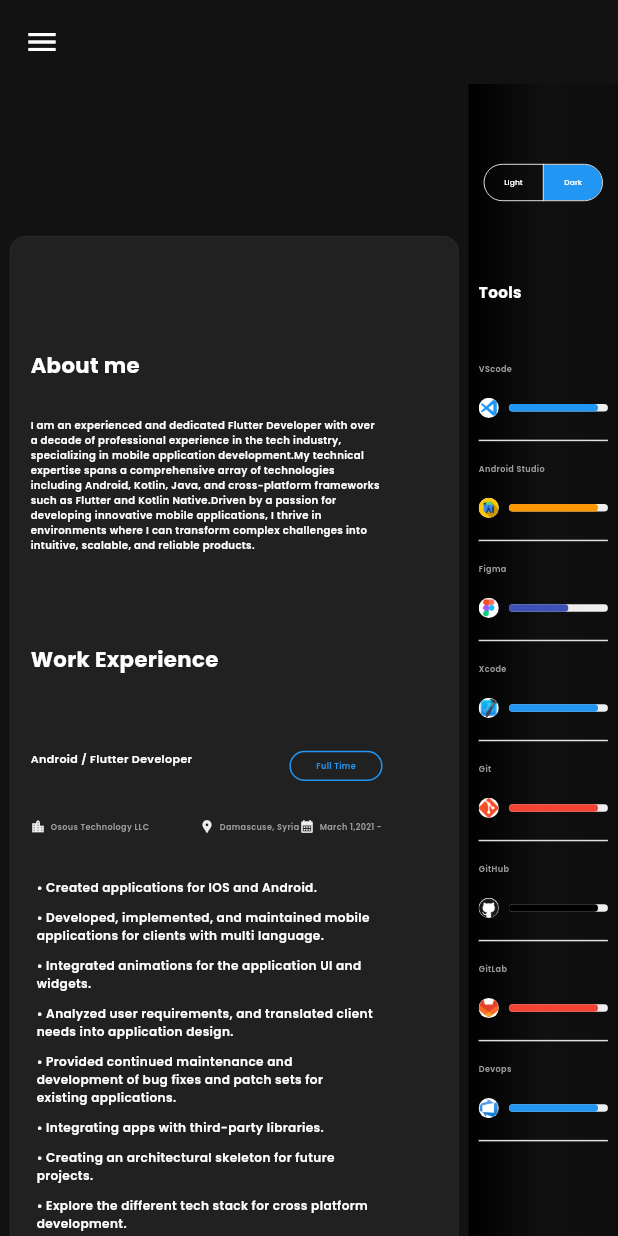
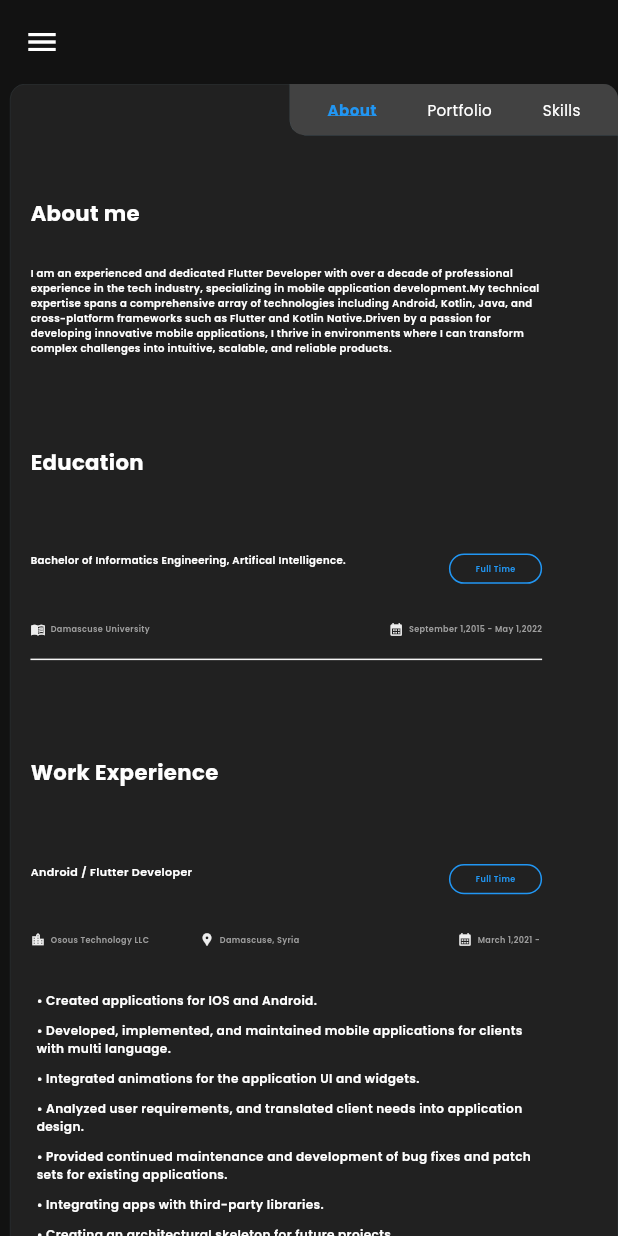
Before and after one commit to AliDeeb/my-portfolio, a Flutter app: the screen it shows after launch, on a phone screen of 412 x 824 dp. Run offline on Flutter 3.47's test engine with Material 3 defaults, Android fonts, the light colour scheme and no system bars; drawn by our look-alikes of flutter_animation_progress_bar; our stand-ins replace flutter_screenutil, google_fonts.

Commit message:
added tabs.

```diff
--- /dev/null
+++ b/lib/core/constants/tabs_enum.dart
@@ -0,0 +1,8 @@
+enum TabsEnum {
+  about("About"),
+  portfolio("Portfolio"),
+  skills("Skills");
+
+  final String value;
+  const TabsEnum(this.value);
+}
--- /dev/null
+++ b/lib/core/providers/tabs_provider.dart
@@ -0,0 +1,15 @@
+import 'package:flutter/material.dart';
+
+import '../constants/tabs_enum.dart';
+
+class TabsProvider extends ChangeNotifier {
+  TabsEnum _currentTab = TabsEnum.about;
+
+  TabsEnum get currentTab => _currentTab;
+
+  set currentTab(TabsEnum v) {
+    if (v == _currentTab) return;
+    _currentTab = v;
+    notifyListeners();
+  }
+}
--- a/lib/main.dart
+++ b/lib/main.dart
@@ -2,6 +2,7 @@ import 'package:flutter/material.dart';
 import 'package:flutter_screenutil/flutter_screenutil.dart';
 import 'package:provider/provider.dart';
 
+import 'core/providers/tabs_provider.dart';
 import 'core/providers/theme_provider.dart';
 import 'core/theme/themes_data.dart';
 import 'screens/home_screen.dart';
@@ -42,10 +43,12 @@ class _MyAppState extends State<MyApp> with WidgetsBindingObserver {
 
   @override
   Widget build(BuildContext context) {
-    return ChangeNotifierProvider(
-      create: (context) => ThemeProvider(),
-      builder: (context, child) {
-        return Consumer<ThemeProvider>(
+    return MultiProvider(
+      providers: [
+        ChangeNotifierProvider(create: (context) => ThemeProvider()),
+        ChangeNotifierProvider(create: (context) => TabsProvider())
+      ],
+      child: Consumer<ThemeProvider>(
         builder: (context, value, _) {
           return ScreenUtilInit(
             designSize: designSize,
@@ -55,14 +58,12 @@ class _MyAppState extends State<MyApp> with WidgetsBindingObserver {
                   : ThemesData.darkTheme,
               debugShowCheckedModeBanner: false,
               home: SelectionArea(
-                    child: isMobile
-                        ? const MobileHomeScreen()
-                        : const HomeScreen(),
-                  )),
+                child: isMobile ? const MobileHomeScreen() : const HomeScreen(),
+              ),
+            ),
           );
         },
-        );
-      },
+      ),
     );
   }
 
@@ -76,7 +77,7 @@ class _MyAppState extends State<MyApp> with WidgetsBindingObserver {
         if (isMobile) return;
         setState(() {
           isMobile = true;
-          designSize = const Size(612, 812);
+          designSize = const Size(512, 812);
         });
       } else {
         if (!isMobile) return;
--- a/lib/screens/home_screen.dart
+++ b/lib/screens/home_screen.dart
@@ -1,14 +1,16 @@
 import 'package:flutter/material.dart';
 import 'package:flutter_screenutil/flutter_screenutil.dart';
+import 'package:provider/provider.dart';
 
-import '../core/theme/custom_theme_colors.dart';
+import '../core/constants/tabs_enum.dart';
+import '../core/providers/tabs_provider.dart';
 import 'widgets/about_me_widget.dart';
 import 'widgets/applications_section.dart';
 import 'widgets/education_section.dart';
 import 'widgets/personal_info_widget.dart';
 import 'widgets/professional_skills_widget.dart';
 import 'widgets/programming_languages_widget.dart';
-import 'widgets/theme_switcher.dart';
+import 'widgets/tabs_widget.dart';
 import 'widgets/tools_widget.dart';
 import 'widgets/work_experiences_widget.dart';
 
@@ -22,8 +24,8 @@ class HomeScreen extends StatefulWidget {
 class _HomeScreenState extends State<HomeScreen> {
   @override
   Widget build(BuildContext context) {
-    final gradient =
-        Theme.of(context).extension<CustomThemeColors>()?.toolsSectionGradient;
+    // final gradient =
+    //     Theme.of(context).extension<CustomThemeColors>()?.toolsSectionGradient;
     bool isLight = Theme.brightnessOf(context) == Brightness.light;
 
     return Scaffold(
@@ -37,10 +39,15 @@ class _HomeScreenState extends State<HomeScreen> {
             10.horizontalSpace,
             Expanded(
               flex: 3,
-              child: Container(
-                margin: EdgeInsets.only(top: 100.h),
+              child: Padding(
+                padding: EdgeInsets.only(top: 100.h, bottom: 50.h),
+                child: Stack(
+                  children: [
+                    Container(
                       decoration: BoxDecoration(
-                  color: isLight ? Colors.grey.shade100 : Colors.grey.shade900,
+                        color: isLight
+                            ? Colors.grey.shade100
+                            : Colors.grey.shade900,
                         border: Border.all(color: Colors.blueGrey, width: 0.1),
                         borderRadius: BorderRadius.circular(10),
                       ),
@@ -49,33 +56,27 @@ class _HomeScreenState extends State<HomeScreen> {
                         start: 20.w,
                         end: 75.w,
                       ),
-                child: Column(
+                      child: Builder(
+                        builder: (context) {
+                          final currentTab =
+                              context.watch<TabsProvider>().currentTab;
+
+                          return Column(
                             crossAxisAlignment: CrossAxisAlignment.start,
                             children: [
+                              if (currentTab == TabsEnum.about) ...[
                                 const AboutMeWidget(),
+                                50.verticalSpace,
+                                const EducationSection(),
                                 50.verticalSpace,
                                 const WorkExperiencesWidget(),
                                 50.verticalSpace,
-                    const EducationSection(),
-                    50.verticalSpace,
+                              ],
+                              if (currentTab == TabsEnum.portfolio) ...[
                                 const ApplicationsSection(),
                               ],
-                ),
-              ),
-            ),
-            10.horizontalSpace,
-            Expanded(
-              flex: 1,
-              child: DecoratedBox(
-                decoration: BoxDecoration(gradient: gradient),
-                child: Column(
-                  children: [
-                    50.verticalSpace,
-                    const ThemeSwitcher(),
-                    50.verticalSpace,
-                    Padding(
-                      padding: EdgeInsets.symmetric(horizontal: 30.w),
-                      child: Column(
+                              if (currentTab == TabsEnum.skills) ...[
+                                Column(
                                   crossAxisAlignment: CrossAxisAlignment.start,
                                   children: [
                                     const ToolsWidget(),
@@ -85,7 +86,15 @@ class _HomeScreenState extends State<HomeScreen> {
                                     const ProfessionalSkillsWidget(),
                                   ],
                                 ),
+                              ],
+                            ],
+                          );
+                        },
                       ),
+                    ),
+
+                    // tab widget.
+                    const PositionedDirectional(end: 0, child: TabsWidget()),
                   ],
                 ),
               ),
--- a/lib/screens/mobile_home_screen.dart
+++ b/lib/screens/mobile_home_screen.dart
@@ -1,14 +1,16 @@
 import 'package:flutter/material.dart';
 import 'package:flutter_screenutil/flutter_screenutil.dart';
+import 'package:provider/provider.dart';
 
-import '../core/theme/custom_theme_colors.dart';
+import '../core/constants/tabs_enum.dart';
+import '../core/providers/tabs_provider.dart';
 import 'widgets/about_me_widget.dart';
 import 'widgets/applications_section.dart';
 import 'widgets/education_section.dart';
 import 'widgets/personal_info_widget.dart';
 import 'widgets/professional_skills_widget.dart';
 import 'widgets/programming_languages_widget.dart';
-import 'widgets/theme_switcher.dart';
+import 'widgets/tabs_widget.dart';
 import 'widgets/tools_widget.dart';
 import 'widgets/work_experiences_widget.dart';
 
@@ -22,8 +24,8 @@ class MobileHomeScreen extends StatefulWidget {
 class _MobileHomeScreenState extends State<MobileHomeScreen> {
   @override
   Widget build(BuildContext context) {
-    final gradient =
-        Theme.of(context).extension<CustomThemeColors>()?.toolsSectionGradient;
+    // final gradient =
+    //     Theme.of(context).extension<CustomThemeColors>()?.toolsSectionGradient;
     bool isLight = Theme.brightnessOf(context) == Brightness.light;
 
     return Scaffold(
@@ -42,11 +44,15 @@ class _MobileHomeScreenState extends State<MobileHomeScreen> {
             10.horizontalSpace,
             Expanded(
               flex: 3,
-              child: Container(
-                // padding: EdgeInsetsDirectional.symmetric(horizontal: 20.w),
-                margin: EdgeInsets.only(top: 100.h),
+              child: Padding(
+                padding: EdgeInsets.only(top: 0.h),
+                child: Stack(
+                  children: [
+                    Container(
                       decoration: BoxDecoration(
-                  color: isLight ? Colors.grey.shade100 : Colors.grey.shade900,
+                        color: isLight
+                            ? Colors.grey.shade100
+                            : Colors.grey.shade900,
                         border: Border.all(color: Colors.blueGrey, width: 0.1),
                         borderRadius: BorderRadius.circular(10),
                       ),
@@ -55,43 +61,49 @@ class _MobileHomeScreenState extends State<MobileHomeScreen> {
                         start: 20.w,
                         end: 75.w,
                       ),
-                child: Column(
+                      child: Builder(
+                        builder: (context) {
+                          final currentTab =
+                              context.watch<TabsProvider>().currentTab;
+
+                          return Column(
                             crossAxisAlignment: CrossAxisAlignment.start,
                             children: [
+                              if (currentTab == TabsEnum.about) ...[
                                 25.verticalSpace,
                                 const AboutMeWidget(isMobile: true),
                                 50.verticalSpace,
+                                const EducationSection(isMobile: true),
+                                50.verticalSpace,
                                 const WorkExperiencesWidget(isMobile: true),
                                 50.verticalSpace,
-                    const EducationSection(isMobile: true),
-                    50.verticalSpace,
+                              ],
+                              if (currentTab == TabsEnum.portfolio) ...[
                                 const ApplicationsSection(isMobile: true),
                               ],
-                ),
-              ),
-            ),
-            10.horizontalSpace,
-            Expanded(
-              flex: 1,
-              child: DecoratedBox(
-                decoration: BoxDecoration(gradient: gradient),
-                child: Column(
-                  children: [
-                    50.verticalSpace,
-                    const ThemeSwitcher(isMobile: true),
-                    50.verticalSpace,
-                    Padding(
-                      padding: EdgeInsets.symmetric(horizontal: 10.w),
-                      child: Column(
+                              if (currentTab == TabsEnum.skills) ...[
+                                Column(
                                   crossAxisAlignment: CrossAxisAlignment.start,
                                   children: [
                                     const ToolsWidget(isMobile: true),
                                     50.verticalSpace,
                                     const ProgrammingLanguages(isMobile: true),
                                     50.verticalSpace,
-                          const ProfessionalSkillsWidget(isMobile: true),
+                                    const ProfessionalSkillsWidget(
+                                        isMobile: true),
                                   ],
                                 ),
+                              ],
+                            ],
+                          );
+                        },
+                      ),
+                    ),
+
+                    // tab widget.
+                    const PositionedDirectional(
+                      end: 0,
+                      child: TabsWidget(isMobile: true),
                     ),
                   ],
                 ),
--- /dev/null
+++ b/lib/screens/widgets/tabs_widget.dart
@@ -0,0 +1,73 @@
+import 'package:flutter/material.dart';
+import 'package:flutter_screenutil/flutter_screenutil.dart';
+import 'package:provider/provider.dart';
+
+import '../../core/constants/tabs_enum.dart';
+import '../../core/providers/tabs_provider.dart';
+import '../../core/theme/text_theme_styles.dart';
+
+class TabsWidget extends StatefulWidget {
+  const TabsWidget({super.key, this.isMobile = false});
+
+  final bool isMobile;
+
+  @override
+  State<TabsWidget> createState() => _TabsWidgetState();
+}
+
+class _TabsWidgetState extends State<TabsWidget> {
+  @override
+  Widget build(BuildContext context) {
+    final tabsProvider = context.watch<TabsProvider>();
+
+    return Container(
+      padding: const EdgeInsets.symmetric(horizontal: 25, vertical: 10),
+      decoration: BoxDecoration(
+        color: Colors.grey.shade800,
+        border: const Border(
+          bottom: BorderSide(color: Colors.blueGrey, width: 0.1),
+          left: BorderSide(color: Colors.blueGrey, width: 0.1),
+        ),
+        borderRadius: const BorderRadius.only(
+          bottomLeft: Radius.circular(10),
+          topRight: Radius.circular(10),
+        ),
+      ),
+      child: Row(
+        mainAxisSize: MainAxisSize.min,
+        spacing: 50.w,
+        children: List.generate(
+          TabsEnum.values.length,
+          (index) {
+            return InkWell(
+              onTap: () {
+                tabsProvider.currentTab = TabsEnum.values[index];
+              },
+              child: Text(
+                TabsEnum.values[index].value,
+                style: (widget.isMobile
+                        ? TextThemeStyles.titleSmall
+                        : TextThemeStyles.titleMedium)
+                    .copyWith(
+                  decorationColor:
+                      tabsProvider.currentTab == TabsEnum.values[index]
+                          ? Colors.blue
+                          : null,
+                  decoration: tabsProvider.currentTab == TabsEnum.values[index]
+                      ? TextDecoration.underline
+                      : null,
+                  fontWeight: tabsProvider.currentTab == TabsEnum.values[index]
+                      ? FontWeight.bold
+                      : null,
+                  color: tabsProvider.currentTab == TabsEnum.values[index]
+                      ? Colors.blue
+                      : null,
+                ),
+              ),
+            );
+          },
+        ),
+      ),
+    );
+  }
+}
--- a/lib/screens/widgets/tools_widget.dart
+++ b/lib/screens/widgets/tools_widget.dart
@@ -24,11 +24,11 @@ class _ToolsWidgetState extends State<ToolsWidget> {
         Text(
           "Tools",
           style: widget.isMobile
-              ? TextThemeStyles.titleSmall.copyWith(
+              ? TextThemeStyles.titleLarge.copyWith(
                   fontWeight: FontWeight.bold,
                   color: color,
                 )
-              : TextThemeStyles.headlineSmall.copyWith(
+              : TextThemeStyles.headlineMedium.copyWith(
                   fontWeight: FontWeight.bold,
                   color: color,
                 ),
--- a/lib/screens/widgets/work_experience_widget.dart
+++ b/lib/screens/widgets/work_experience_widget.dart
@@ -163,7 +163,7 @@ class WorkExperienceWidget extends StatelessWidget {
             ),
           ),
         ),
-        Divider(color: Colors.grey.shade100, height: 30),
+        // Divider(color: Colors.grey.shade100, height: 30),
       ],
     );
   }
```
Lines whose indentation alone changed are shown as unchanged.
